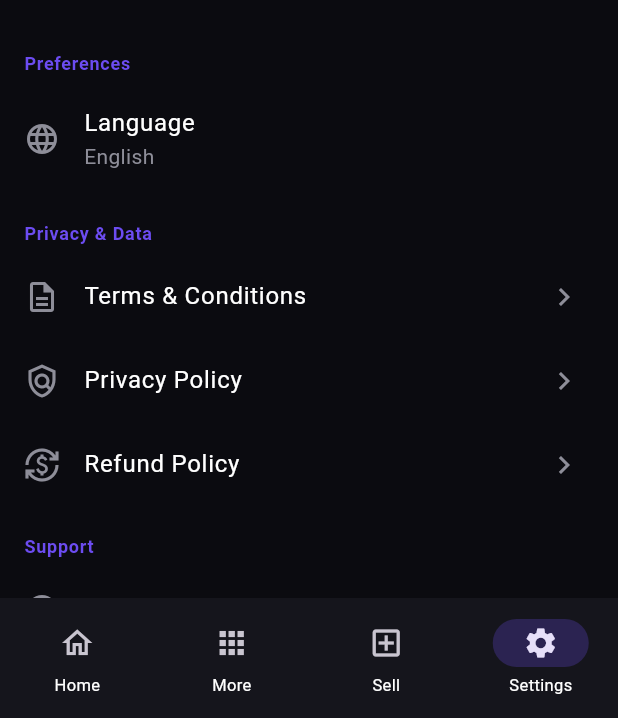
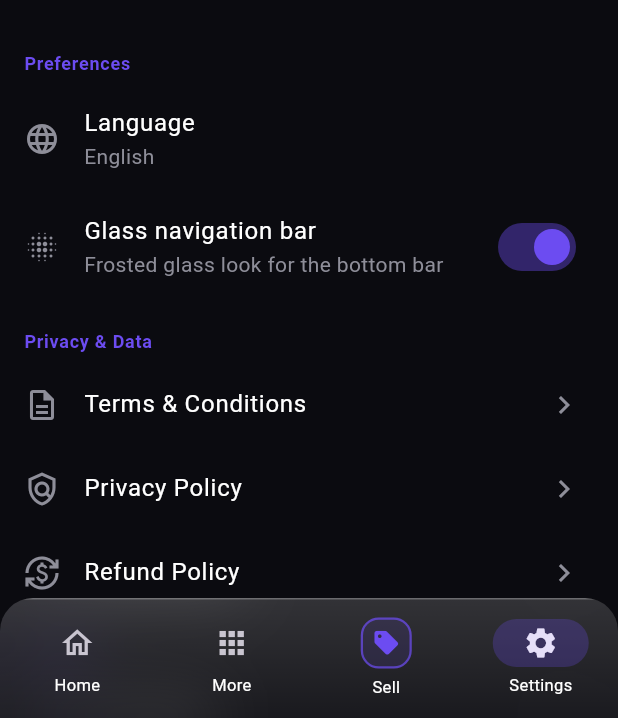
Before and after one commit to shamarcassim1219-cmd/Fistt, a Flutter app: the HomeScreen screen opened directly, item 4 of the bottom bar chosen, on a phone screen of 412 x 824 dp, the part 518-1236 px from its top. Run offline on Flutter 3.47's test engine with Material 3 defaults, Android fonts, the phone set to English and light mode, and no system bars; our stand-ins replace camera, connectivity_plus, device_info_plus, firebase_core, firebase_messaging, flutter_local_notifications and 7 more; missing offline and left inert: background_downloader, flutter_windowmanager_plus, gal, google_mlkit_face_detection, google_sign_in_platform_interface, google_sign_in_web; accounts and stored records are empty; network calls fail.

Commit message:
release v1.1.22+124 - glass bottom bar, new sell icon

```diff
--- a/lib/screens/home_screen.dart
+++ b/lib/screens/home_screen.dart
@@ -1,3 +1,5 @@
+import 'dart:ui' as ui;
+import '../services/ui_prefs.dart';
 import 'more_screen.dart';
 import 'dart:async';
 import 'package:flutter/material.dart';
@@ -41,6 +43,7 @@ class _HomeScreenState extends State<HomeScreen> {
   void initState() {
     super.initState();
     WidgetsBinding.instance.addPostFrameCallback((_) => _showWelcomeIfPending());
+    UiPrefs.load();
     if (kIsWeb) {
       Future.delayed(const Duration(milliseconds: 1500), () {
         if (mounted) _showDownloadAppPrompt();
@@ -119,20 +122,26 @@ class _HomeScreenState extends State<HomeScreen> {
     return ValueListenableBuilder<String>(
       valueListenable: AppLocalizations.currentLanguage,
       builder: (context, lang, _) {
-        return Scaffold(
+        return ValueListenableBuilder<bool>(
+          valueListenable: UiPrefs.glassNav,
+          builder: (context, glass, _) => Scaffold(
+          extendBody: glass,
           backgroundColor: AppColors.bg,
           body: AnimatedSwitcher(duration: const Duration(milliseconds: 220), child: KeyedSubtree(key: ValueKey<int>(_tab), child: _pages[_tab])),
-          bottomNavigationBar: NavigationBar(
+          bottomNavigationBar: _GlassNavBar(glass: glass, child: NavigationBar(
             selectedIndex: _tab,
+            backgroundColor: glass ? Colors.transparent : null,
+            surfaceTintColor: Colors.transparent,
+            elevation: glass ? 0 : null,
             onDestinationSelected: (i) => setState(() => _tab = i),
             destinations: [
               NavigationDestination(icon: const Icon(Icons.home_outlined), selectedIcon: const Icon(Icons.home), label: AppLocalizations.t('home')),
               NavigationDestination(icon: const Icon(Icons.apps_outlined), selectedIcon: const Icon(Icons.apps), label: "More"),
-              NavigationDestination(icon: const Icon(Icons.add_box_outlined), selectedIcon: const Icon(Icons.add_box), label: AppLocalizations.t('sell')),
+              NavigationDestination(icon: const _SellIcon(selected: false), selectedIcon: const _SellIcon(selected: true), label: AppLocalizations.t('sell')),
               NavigationDestination(icon: const Icon(Icons.settings_outlined), selectedIcon: const Icon(Icons.settings), label: AppLocalizations.t('settings')),
             ],
-          ),
-        );
+          )),
+        ));
       },
     );
   }
@@ -774,3 +783,58 @@ class PromotionDetailScreen extends StatelessWidget {
     );
   }
 }
+
+
+// ---------- glass bottom bar + new Sell icon ----------
+class _GlassNavBar extends StatelessWidget {
+  final bool glass;
+  final Widget child;
+  const _GlassNavBar({required this.glass, required this.child});
+
+  @override
+  Widget build(BuildContext context) {
+    if (!glass) return child;
+    return ClipRRect(
+      borderRadius: const BorderRadius.vertical(top: Radius.circular(22)),
+      child: BackdropFilter(
+        filter: ui.ImageFilter.blur(sigmaX: 22, sigmaY: 22),
+        child: DecoratedBox(
+          decoration: BoxDecoration(
+            gradient: LinearGradient(
+              begin: Alignment.topCenter,
+              end: Alignment.bottomCenter,
+              colors: [Colors.white.withValues(alpha: 0.16), Colors.white.withValues(alpha: 0.06)],
+            ),
+            border: Border(top: BorderSide(color: Colors.white.withValues(alpha: 0.28), width: 1)),
+          ),
+          child: child,
+        ),
+      ),
+    );
+  }
+}
+
+class _SellIcon extends StatelessWidget {
+  final bool selected;
+  const _SellIcon({required this.selected});
+
+  @override
+  Widget build(BuildContext context) {
+    final c = AppColors.primary;
+    return AnimatedContainer(
+      duration: const Duration(milliseconds: 200),
+      width: 34,
+      height: 34,
+      decoration: BoxDecoration(
+        gradient: selected
+            ? LinearGradient(begin: Alignment.topLeft, end: Alignment.bottomRight, colors: [c, Color.lerp(c, Colors.pinkAccent, 0.6)!])
+            : null,
+        color: selected ? null : c.withValues(alpha: 0.12),
+        borderRadius: BorderRadius.circular(12),
+        border: Border.all(color: selected ? Colors.white.withValues(alpha: 0.5) : c.withValues(alpha: 0.7), width: 1.5),
+        boxShadow: selected ? [BoxShadow(color: c.withValues(alpha: 0.5), blurRadius: 12)] : null,
+      ),
+      child: Icon(Icons.sell_rounded, size: 19, color: selected ? Colors.white : c),
+    );
+  }
+}
--- a/lib/screens/settings_screen.dart
+++ b/lib/screens/settings_screen.dart
@@ -9,6 +9,7 @@ import '../main.dart';
 import '../services/api_service.dart';
 import '../services/auth_helper.dart';
 import '../services/app_localizations.dart';
+import '../services/ui_prefs.dart';
 import 'login_screen.dart';
 import 'profile_management_screen.dart';
 import 'referral_code_screen.dart';
@@ -295,6 +296,18 @@ class _SettingsScreenState extends State<SettingsScreen> {
                 },
               ),
 
+              ValueListenableBuilder<bool>(
+                valueListenable: UiPrefs.glassNav,
+                builder: (context, glass, _) => SwitchListTile(
+                  secondary: const Icon(Icons.blur_on_outlined, color: AppColors.hint),
+                  title: const Text('Glass navigation bar', style: TextStyle(color: Colors.white)),
+                  subtitle: const Text('Frosted glass look for the bottom bar', style: TextStyle(color: AppColors.hint)),
+                  value: glass,
+                  activeThumbColor: AppColors.primary,
+                  onChanged: (v) => UiPrefs.setGlassNav(v),
+                ),
+              ),
+
               _SectionHeader('Privacy & Data'),
               _tile(Icons.description_outlined, AppLocalizations.t('terms_and_conditions'), null, () {
                 Navigator.push(context, MaterialPageRoute(builder: (_) => const LegalScreen(type: 'terms')));
--- /dev/null
+++ b/lib/services/ui_prefs.dart
@@ -0,0 +1,19 @@
+import 'package:flutter/foundation.dart';
+import 'package:shared_preferences/shared_preferences.dart';
+
+/// Small UI preferences shared across screens (saved on the phone).
+class UiPrefs {
+  /// Glass (frosted) bottom navigation bar. On by default.
+  static final ValueNotifier<bool> glassNav = ValueNotifier<bool>(true);
+
+  static Future<void> load() async {
+    final p = await SharedPreferences.getInstance();
+    glassNav.value = p.getBool('glass_nav') ?? true;
+  }
+
+  static Future<void> setGlassNav(bool v) async {
+    glassNav.value = v;
+    final p = await SharedPreferences.getInstance();
+    await p.setBool('glass_nav', v);
+  }
+}
--- a/pubspec.yaml
+++ b/pubspec.yaml
@@ -1,7 +1,7 @@
 name: mygame_app
 description: MYGame Marketplace - Buy & Sell Game Accounts Safely
 publish_to: 'none'
-version: 1.1.21+123
+version: 1.1.22+124
 
 environment:
   sdk: '>=3.0.0 <4.0.0'
```
